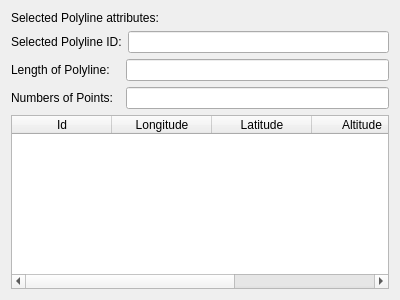
Above: i3viewer/i3pickDialog.ui from hubergilt/i3viewer before the change. Below: the same form after it.
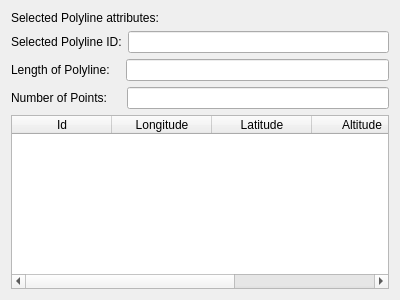
That is the form after the change.

Commit message: update picking dialog

Diff of the .ui file:
```diff
--- a/i3viewer/i3pickDialog.ui
+++ b/i3viewer/i3pickDialog.ui
@@ -56,7 +56,7 @@
        <item>
         <widget class="QLabel" name="label_2">
          <property name="text">
-          <string>Numbers of Points:  </string>
+          <string>Number of Points:    </string>
          </property>
         </widget>
        </item>
```
The commit also changes 5 other files.
